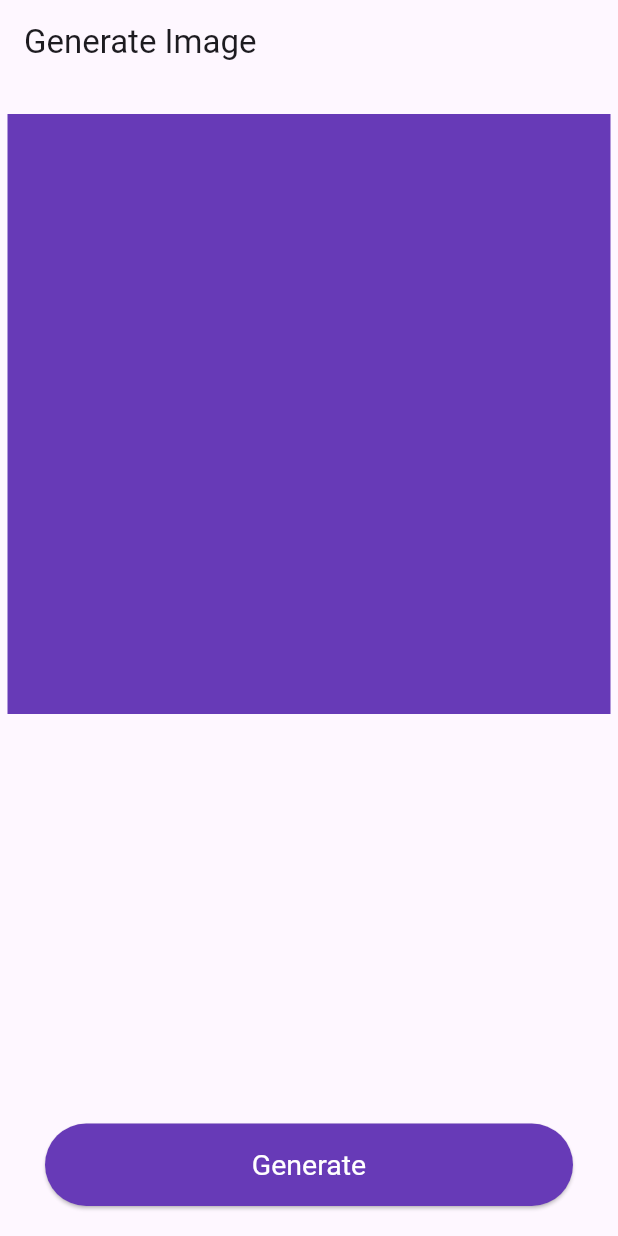
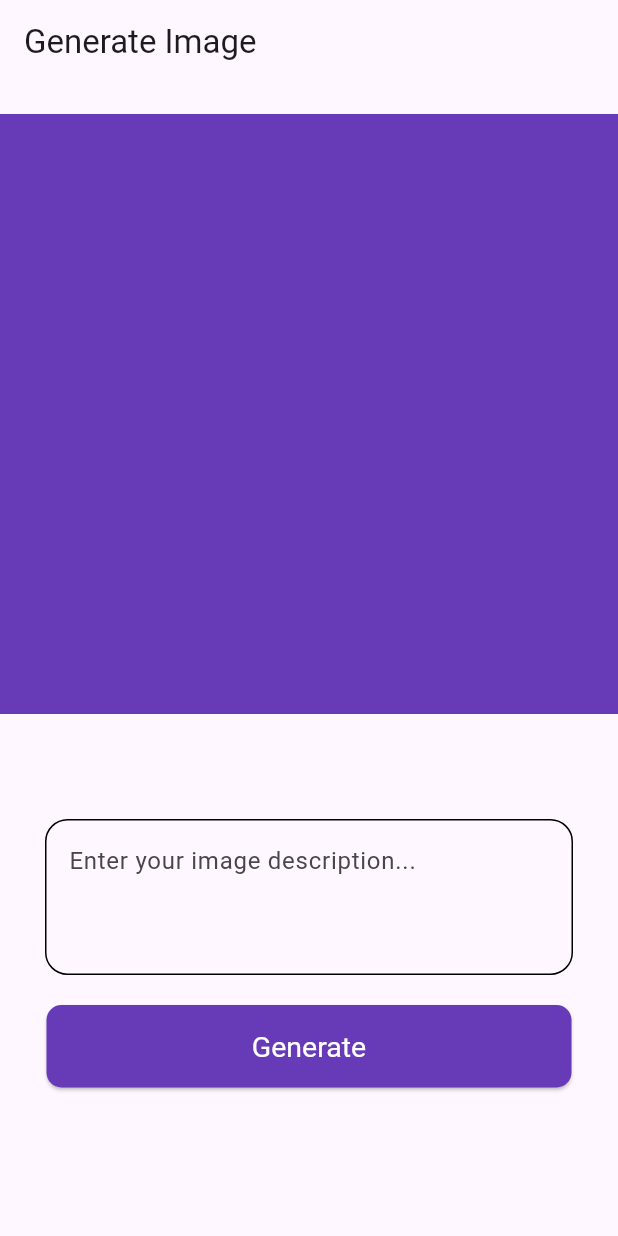
Before and after one commit to Alaminpk05/ai-image-generator, a Flutter app: the screen it shows after launch, on a phone screen of 412 x 824 dp. Run offline on Flutter 3.47's test engine with Material 3 defaults, Android fonts, the phone set to English and light mode, and no system bars; our stand-ins replace bloc, dio, flutter_bloc, internet_connection_checker_plus; missing offline and left inert: dart:ffi.

Commit message:
initial done

```diff
--- a/ai_image_generator/lib/features/generate/bloc/prompt/prompt_bloc.dart
+++ b/ai_image_generator/lib/features/generate/bloc/prompt/prompt_bloc.dart
@@ -1,4 +1,3 @@
-import 'dart:io';
 import 'dart:typed_data';
 
 import 'package:ai_image_generator/features/generate/bloc/prompt/prompt_event.dart';
@@ -25,6 +24,7 @@ class ImageGeneratingBloc extends Bloc<PromptEvent, PromptState> {
       debugPrint('EMITTED NO INTERNET ERROR STATE');
       return;
     }
+    emit(LoadingState());
     try {
       final Uint8List? image =
           await generateContractRepo.generateImage(event.prompt);
@@ -36,7 +36,7 @@ class ImageGeneratingBloc extends Bloc<PromptEvent, PromptState> {
       } else {
         emit(ImageGeneratingErrorState(
             errorMessege: 'Generating file is empty'));
-            debugPrint('EMITTED IF ELSE ERROR STATE');
+        debugPrint('EMITTED IF ELSE ERROR STATE');
       }
     } catch (e) {
       emit(ImageGeneratingErrorState(errorMessege: e.toString()));
--- a/ai_image_generator/lib/features/generate/data/repo/services_repo.dart
+++ b/ai_image_generator/lib/features/generate/data/repo/services_repo.dart
@@ -31,7 +31,7 @@ Future<Uint8List?> generateImage(String prompt) async {
     if (response.statusCode == 200) {
       Uint8List uint8list = Uint8List.fromList(response.data);
       debugPrint('RESPONSE DATA IS PRINTED');
-    debugPrint(String.fromCharCodes(response.data)); // Convert to String for printing
+      debugPrint(response.data.toString());
       return uint8list;
     } else {
       return null;
--- a/ai_image_generator/lib/features/generate/screens/image_generate.dart
+++ b/ai_image_generator/lib/features/generate/screens/image_generate.dart
@@ -12,14 +12,19 @@ class ImageGenerateScreen extends StatefulWidget {
 }
 
 class _ImageGenerateScreenState extends State<ImageGenerateScreen> {
+  final TextEditingController _textEditingController = TextEditingController();
+
   @override
   Widget build(BuildContext context) {
     return Scaffold(
+      resizeToAvoidBottomInset: true, // Allows layout to adjust when the keyboard is shown
       appBar: AppBar(
         title: Text('Generate Image'),
       ),
-      body: Padding(
-        padding: EdgeInsets.symmetric(vertical: 20, horizontal: 5),
+      body: SingleChildScrollView(
+
+        child: Padding(
+          padding: EdgeInsets.symmetric(vertical: 20),
           child: Column(
             children: [
               BlocConsumer<ImageGeneratingBloc, PromptState>(
@@ -38,37 +43,60 @@ class _ImageGenerateScreenState extends State<ImageGenerateScreen> {
                   }
                   if (state is ImageGeneratingSuccessState) {
                     debugPrint('IMAGE GENERATING SUCCESS STATE');
-                  return Container(
+                    return SizedBox(
                       height: 400,
                       width: double.infinity,
-                      child: Image.memory(state.image));
+                      child: Image.memory(
+                        state.image,
+                        fit: BoxFit.cover,
+                      ),
+                    );
                   }
                   return Container(
                     height: 400,
                     width: double.infinity,
                     color: Colors.deepPurple,
-
-                  // child: Image.file(state.image)
                   );
                 },
               ),
               SizedBox(
+                height: 50,
+              ),
+              // No need for Expanded widget here
+              Padding(
+                padding: EdgeInsets.symmetric(vertical: 20, horizontal: 30),
+                child: Column(
+                  mainAxisAlignment: MainAxisAlignment.end,
+                  children: [
+                    TextFormField(
+                      controller: _textEditingController,
+                      maxLines: 3,
+                      decoration: InputDecoration(
+                        hintText: 'Enter your image description...',
+                        enabledBorder: OutlineInputBorder(
+                          borderRadius: BorderRadius.circular(15),
+                        ),
+                        focusedBorder: OutlineInputBorder(),
+                      ),
+                    ),
+                    SizedBox(
                       height: 20,
                     ),
-          ],
-        ),
-      ),
-      bottomNavigationBar: Padding(
-        padding: EdgeInsets.symmetric(vertical: 20, horizontal: 30),
-        child: ElevatedButton(
+                    ElevatedButton(
                       style: ElevatedButton.styleFrom(
                         backgroundColor: Colors.deepPurple,
+                        shape: RoundedRectangleBorder(
+                          borderRadius: BorderRadius.circular(10),
+                        ),
                         alignment: Alignment.center,
-              fixedSize: Size(300, 55),
+                        fixedSize: Size(350, 55),
                       ),
                       onPressed: () {
-              context.read<ImageGeneratingBloc>().add(ImageGeneratingEvent(
-                  prompt: 'A futuristic cityscape at night with neon lights'));
+                        context.read<ImageGeneratingBloc>().add(
+                          ImageGeneratingEvent(
+                            prompt: _textEditingController.text,
+                          ),
+                        );
                       },
                       child: Text(
                         'Generate',
@@ -76,7 +104,14 @@ class _ImageGenerateScreenState extends State<ImageGenerateScreen> {
                             .textTheme
                             .titleLarge!
                             .copyWith(color: Colors.white, fontSize: 19),
-            )),
+                      ),
+                    ),
+                  ],
+                ),
+              ),
+            ],
+          ),
+        ),
       ),
     );
   }
```
Lines whose indentation alone changed are shown as unchanged.
